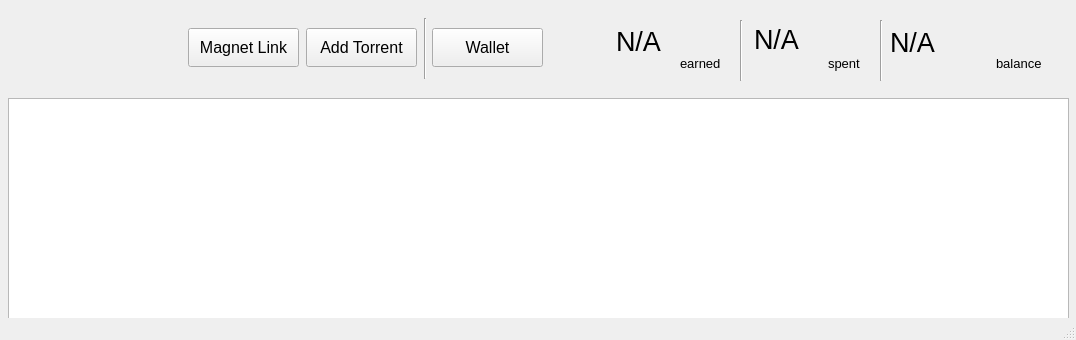
This is lib/view/mainwindow.ui in RdeWilde/JoyStream as Qt 5 draws it before an edit. The edited form follows.
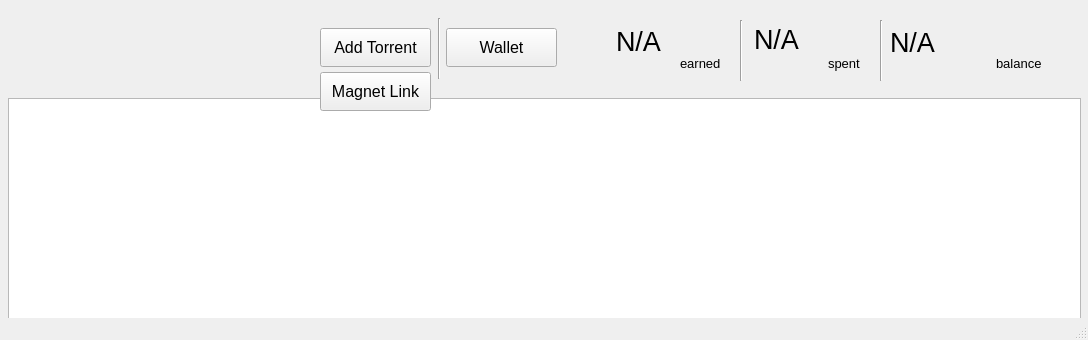
This is the edited form. Icons and pictures are not drawn.

Patch:
```diff
--- a/lib/view/mainwindow.ui
+++ b/lib/view/mainwindow.ui
@@ -6,7 +6,7 @@
    <rect>
     <x>0</x>
     <y>0</y>
-    <width>1076</width>
+    <width>1088</width>
     <height>340</height>
    </rect>
   </property>
@@ -23,7 +23,7 @@
      <rect>
       <x>8</x>
       <y>98</y>
-      <width>1061</width>
+      <width>1073</width>
       <height>221</height>
      </rect>
     </property>
@@ -36,7 +36,7 @@
    <widget class="QPushButton" name="addTorrentFilePushButton">
     <property name="geometry">
      <rect>
-      <x>306</x>
+      <x>320</x>
       <y>28</y>
       <width>111</width>
       <height>39</height>
@@ -54,8 +54,8 @@
    <widget class="QPushButton" name="addMagnetLinkPushButton">
     <property name="geometry">
      <rect>
-      <x>188</x>
-      <y>28</y>
+      <x>320</x>
+      <y>72</y>
       <width>111</width>
       <height>39</height>
      </rect>
@@ -212,7 +212,7 @@
    <widget class="QPushButton" name="walletPushButton">
     <property name="geometry">
      <rect>
-      <x>432</x>
+      <x>446</x>
       <y>28</y>
       <width>111</width>
       <height>39</height>
@@ -230,7 +230,7 @@
    <widget class="Line" name="line_3">
     <property name="geometry">
      <rect>
-      <x>424</x>
+      <x>438</x>
       <y>18</y>
       <width>3</width>
       <height>61</height>
@@ -243,10 +243,10 @@
    <widget class="QLabel" name="logoLabel">
     <property name="geometry">
      <rect>
-      <x>34</x>
-      <y>16</y>
-      <width>133</width>
-      <height>61</height>
+      <x>28</x>
+      <y>8</y>
+      <width>237</width>
+      <height>75</height>
      </rect>
     </property>
     <property name="text">
```
Left out of the diff: 7 changed lines with no effect on the pictures.
